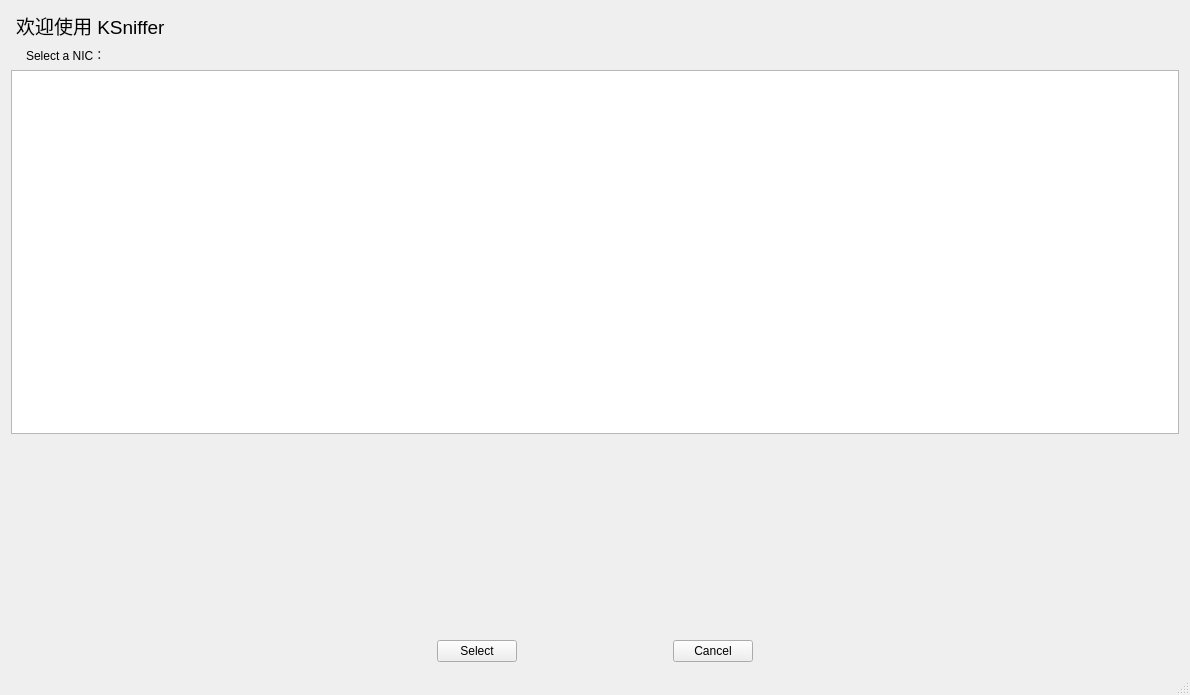
This is mainwindow.ui in kian98/ksniffer as Qt 5 draws it before an edit. The edited form follows.
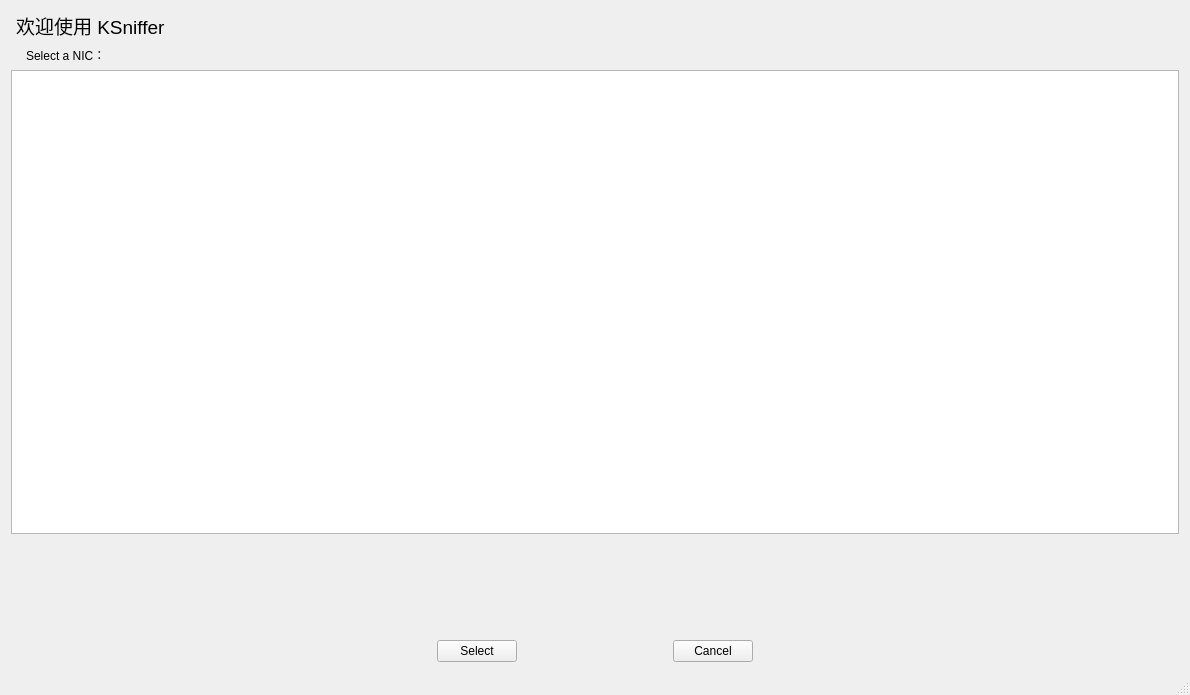
This is the edited form. Custom widgets are drawn as their Qt base class.

```diff
--- a/mainwindow.ui
+++ b/mainwindow.ui
@@ -89,16 +89,33 @@
            </widget>
           </item>
           <item>
-           <widget class="QListView" name="listView">
+           <widget class="TreeWidget" name="nicTree">
             <property name="statusTip">
              <string>选择设备</string>
             </property>
             <property name="autoFillBackground">
              <bool>false</bool>
             </property>
-            <property name="spacing">
-             <number>0</number>
+            <property name="sizeAdjustPolicy">
+             <enum>QAbstractScrollArea::AdjustIgnored</enum>
             </property>
+            <property name="editTriggers">
+             <set>QAbstractItemView::NoEditTriggers</set>
+            </property>
+            <property name="headerHidden">
+             <bool>true</bool>
+            </property>
+            <attribute name="headerVisible">
+             <bool>false</bool>
+            </attribute>
+            <attribute name="headerCascadingSectionResizes">
+             <bool>true</bool>
+            </attribute>
+            <column>
+             <property name="text">
+              <string notr="true">1</string>
+             </property>
+            </column>
            </widget>
           </item>
           <item>
@@ -112,7 +129,7 @@
             <property name="sizeHint" stdset="0">
              <size>
               <width>60</width>
-              <height>200</height>
+              <height>100</height>
              </size>
             </property>
            </spacer>
@@ -561,6 +578,13 @@
   <widget class="QStatusBar" name="statusBar"/>
  </widget>
  <layoutdefault spacing="6" margin="11"/>
+ <customwidgets>
+  <customwidget>
+   <class>TreeWidget</class>
+   <extends>QTreeWidget</extends>
+   <header location="global">treewidget.h</header>
+  </customwidget>
+ </customwidgets>
  <resources/>
  <connections/>
 </ui>
```
Left out of the diff: 4 changed lines with no effect on the pictures.
